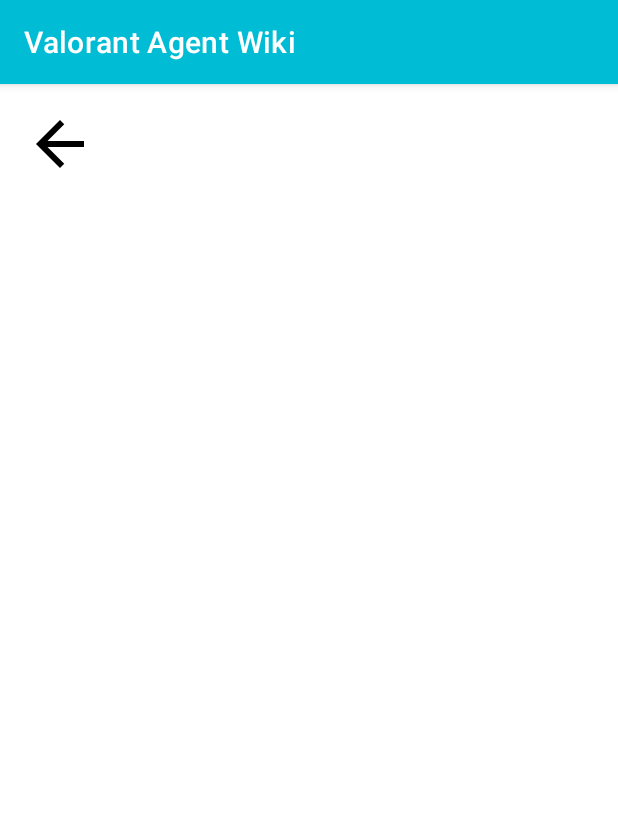
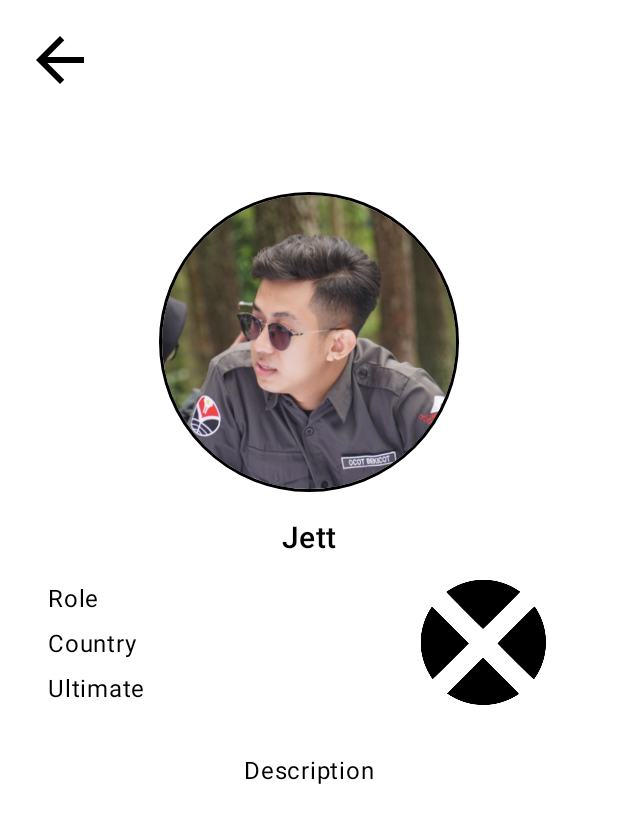
Before and after one commit to riyandifirman/my-valorant-agent-wiki, an Android app: the DetailActivity screen opened directly, with no data from a screen before it, on a phone screen of 412 x 824 dp. Shown: the top 823 px of the screen. Run offline under Robolectric (Android 15) with nearby library versions, the phone set to English and light mode, and no system bars; our stand-ins replace CircleImageView.

Commit message:
add parcelable object from MainActivity.kt to DetailActivity.kt

```diff
--- a/app/src/main/AndroidManifest.xml
+++ b/app/src/main/AndroidManifest.xml
@@ -13,7 +13,8 @@
         tools:targetApi="31">
         <activity
             android:name=".DetailActivity"
-            android:exported="false" />
+            android:exported="false"
+            android:theme="@style/Theme.MyValorantAgentWiki.NoActionBar" />
         <activity
             android:name=".AboutPageActivity"
             android:exported="false"
--- a/app/src/main/java/com/riyandifirman/myvalorantagentwiki/DetailActivity.kt
+++ b/app/src/main/java/com/riyandifirman/myvalorantagentwiki/DetailActivity.kt
@@ -1,11 +1,58 @@
 package com.riyandifirman.myvalorantagentwiki
 
+import android.content.Intent
+import android.os.Build
 import androidx.appcompat.app.AppCompatActivity
 import android.os.Bundle
+import android.os.PersistableBundle
+import android.view.View
+import android.widget.ImageView
+import android.widget.TextView
+import com.riyandifirman.myvalorantagentwiki.databinding.ActivityDetailBinding
 
-class DetailActivity : AppCompatActivity() {
+class DetailActivity : AppCompatActivity(), View.OnClickListener {
+
+    private lateinit var binding: ActivityDetailBinding
+
     override fun onCreate(savedInstanceState: Bundle?) {
         super.onCreate(savedInstanceState)
         setContentView(R.layout.activity_detail)
+
+        binding = ActivityDetailBinding.inflate(layoutInflater)
+        setContentView(binding.root)
+
+        binding.ibBack.setOnClickListener(this)
+
+        val data = if (Build.VERSION.SDK_INT >= 33) {
+            intent.getParcelableExtra(EXTRA_AGENT, Agent::class.java)
+        } else {
+            @Suppress("DEPRECATION")
+            intent.getParcelableExtra(EXTRA_AGENT)
+        }
+
+        if (data != null) {
+            binding.tvName.text = data.name
+            binding.tvRole.text = data.role
+            binding.tvCountry.text = data.country
+            binding.tvUltimate.text = data.ultimate
+            binding.tvDescription.text = data.description
+            binding.ivProfile.setImageResource(data.photo)
+            binding.ivRole.setImageResource(data.role_icon)
+        }
     }
+
+    override fun onClick(v: View) {
+        when (v.id) {
+            R.id.ib_back -> {
+                val backIntent = Intent(this@DetailActivity, MainActivity::class.java)
+                startActivity(backIntent)
+            }
+        }
+    }
+
+    companion object {
+        const val EXTRA_AGENT = "extra_agent"
+    }
+
+
 }
--- a/app/src/main/java/com/riyandifirman/myvalorantagentwiki/ListAgentAdapter.kt
+++ b/app/src/main/java/com/riyandifirman/myvalorantagentwiki/ListAgentAdapter.kt
@@ -1,5 +1,6 @@
 package com.riyandifirman.myvalorantagentwiki
 
+import android.content.Intent
 import android.view.LayoutInflater
 import android.view.View
 import android.view.ViewGroup
@@ -8,6 +9,9 @@ import android.widget.TextView
 import androidx.recyclerview.widget.RecyclerView
 
 class ListAgentAdapter(private val listAgent: ArrayList<Agent>) : RecyclerView.Adapter<ListAgentAdapter.ListViewHolder>() {
+
+    private lateinit var onItemClickCallback: OnItemClickCallback
+
     class ListViewHolder(itemView: View) : RecyclerView.ViewHolder(itemView){
         val imgPhoto = itemView.findViewById<ImageView>(R.id.img_item_photo)
         val tvName = itemView.findViewById<TextView>(R.id.tv_item_name)
@@ -31,5 +35,18 @@ class ListAgentAdapter(private val listAgent: ArrayList<Agent>) : RecyclerView.A
         holder.tvRole.text = role
         holder.tvCountry.text = country
         holder.tvUltimate.text = ultimate
+
+        holder.itemView.setOnClickListener{
+            onItemClickCallback.onItemClicked(listAgent[holder.adapterPosition])
+        }
+    }
+
+    fun setOnItemClickCallback(onItemClickCallback: ListAgentAdapter.OnItemClickCallback) {
+        this.onItemClickCallback = onItemClickCallback
+    }
+
+    interface OnItemClickCallback {
+
+        fun onItemClicked(data: Agent)
     }
 }
--- a/app/src/main/java/com/riyandifirman/myvalorantagentwiki/MainActivity.kt
+++ b/app/src/main/java/com/riyandifirman/myvalorantagentwiki/MainActivity.kt
@@ -5,6 +5,7 @@ import androidx.appcompat.app.AppCompatActivity
 import android.os.Bundle
 import android.view.Menu
 import android.view.MenuItem
+import android.widget.Toast
 import androidx.recyclerview.widget.LinearLayoutManager
 import androidx.recyclerview.widget.RecyclerView
 
@@ -28,6 +29,23 @@ class MainActivity : AppCompatActivity() {
         rvAgent.layoutManager = LinearLayoutManager(this)
         val listAgentAdapter = ListAgentAdapter(list)
         rvAgent.adapter = listAgentAdapter
+
+        listAgentAdapter.setOnItemClickCallback(object : ListAgentAdapter.OnItemClickCallback {
+            override fun onItemClicked(data: Agent) {
+                showSelectedAgent(data)
+                sendIntent(data)
+            }
+        })
+    }
+
+    private fun showSelectedAgent(agent: Agent) {
+        Toast.makeText(this, "You choose ${agent.name}", Toast.LENGTH_SHORT).show()
+    }
+
+    private fun sendIntent(dataAgent: Agent) {
+        val intent = Intent(this@MainActivity, DetailActivity::class.java)
+        intent.putExtra(DetailActivity.EXTRA_AGENT, dataAgent)
+        startActivity(intent)
     }
 
     private fun getListAgent(): ArrayList<Agent> {
--- a/app/src/main/res/layout/activity_detail.xml
+++ b/app/src/main/res/layout/activity_detail.xml
@@ -6,13 +6,94 @@
     android:layout_height="match_parent"
     tools:context=".DetailActivity">
 
-    <ImageView
-        android:id="@+id/imageView3"
+    <ImageButton
+        android:id="@+id/ib_back"
         android:layout_width="wrap_content"
         android:layout_height="wrap_content"
         android:layout_marginStart="16dp"
         android:layout_marginTop="16dp"
+        android:background="@null"
         app:layout_constraintStart_toStartOf="parent"
         app:layout_constraintTop_toTopOf="parent"
         app:srcCompat="@drawable/baseline_arrow_back_48" />
+
+    <de.hdodenhof.circleimageview.CircleImageView
+        android:id="@+id/iv_profile"
+        android:layout_width="200dp"
+        android:layout_height="200dp"
+        android:layout_marginTop="64dp"
+        android:src="@drawable/ic_riyandi"
+        app:civ_border_color="#FF000000"
+        app:civ_border_width="2dp"
+        app:layout_constraintEnd_toEndOf="parent"
+        app:layout_constraintStart_toStartOf="parent"
+        app:layout_constraintTop_toBottomOf="@+id/ib_back" />
+
+    <TextView
+        android:id="@+id/tv_name"
+        android:layout_width="wrap_content"
+        android:layout_height="wrap_content"
+        android:layout_marginTop="16dp"
+        style="@style/Theme.TextHeadingPrimary"
+        android:text="@string/jett"
+        app:layout_constraintEnd_toEndOf="parent"
+        app:layout_constraintStart_toStartOf="parent"
+        app:layout_constraintTop_toBottomOf="@+id/iv_profile" />
+
+    <TextView
+        android:id="@+id/tv_role"
+        android:layout_width="wrap_content"
+        android:layout_height="wrap_content"
+        android:layout_marginStart="32dp"
+        android:layout_marginTop="16dp"
+        style="@style/Theme.TextBody"
+        android:text="@string/role"
+        app:layout_constraintStart_toStartOf="parent"
+        app:layout_constraintTop_toBottomOf="@+id/tv_name" />
+
+    <TextView
+        android:id="@+id/tv_country"
+        style="@style/Theme.TextBody"
+        android:layout_width="wrap_content"
+        android:layout_height="wrap_content"
+        android:layout_marginStart="32dp"
+        android:layout_marginTop="8dp"
+        android:text="@string/country"
+        app:layout_constraintStart_toStartOf="parent"
+        app:layout_constraintTop_toBottomOf="@+id/tv_role" />
+
+    <TextView
+        android:id="@+id/tv_ultimate"
+        style="@style/Theme.TextBody"
+        android:layout_width="wrap_content"
+        android:layout_height="wrap_content"
+        android:layout_marginStart="32dp"
+        android:layout_marginTop="8dp"
+        android:text="@string/ultimate"
+        app:layout_constraintStart_toStartOf="parent"
+        app:layout_constraintTop_toBottomOf="@+id/tv_country" />
+
+    <ImageView
+        android:id="@+id/iv_role"
+        android:layout_width="131dp"
+        android:layout_height="83dp"
+        android:layout_marginEnd="24dp"
+        app:layout_constraintBottom_toBottomOf="@+id/tv_ultimate"
+        app:layout_constraintEnd_toEndOf="parent"
+        app:layout_constraintTop_toTopOf="@+id/tv_role"
+        app:srcCompat="@drawable/duelist" />
+
+    <TextView
+        android:id="@+id/tv_description"
+        android:layout_width="wrap_content"
+        android:layout_height="wrap_content"
+        android:layout_marginStart="32dp"
+        android:layout_marginTop="32dp"
+        android:layout_marginEnd="32dp"
+        android:text="@string/description"
+        style="@style/Theme.TextBody"
+        app:layout_constraintEnd_toEndOf="parent"
+        app:layout_constraintStart_toStartOf="parent"
+        app:layout_constraintTop_toBottomOf="@+id/iv_role" />
+
 </androidx.constraintlayout.widget.ConstraintLayout>
--- a/app/src/main/res/values/strings.xml
+++ b/app/src/main/res/values/strings.xml
@@ -9,6 +9,7 @@
     <string name="country">Country</string>
     <string name="ultimate">Ultimate</string>
     <string name="description">Description</string>
+    <string name="jett">Jett</string>
 
     <string-array name="data_name">
         <item>Astra</item>
```
Also changed, not shown: app/src/main/res/drawable/controller.png, app/src/main/res/drawable/duelist.png, app/src/main/res/drawable/initiator.png, app/src/main/res/drawable/sentinel.png.
